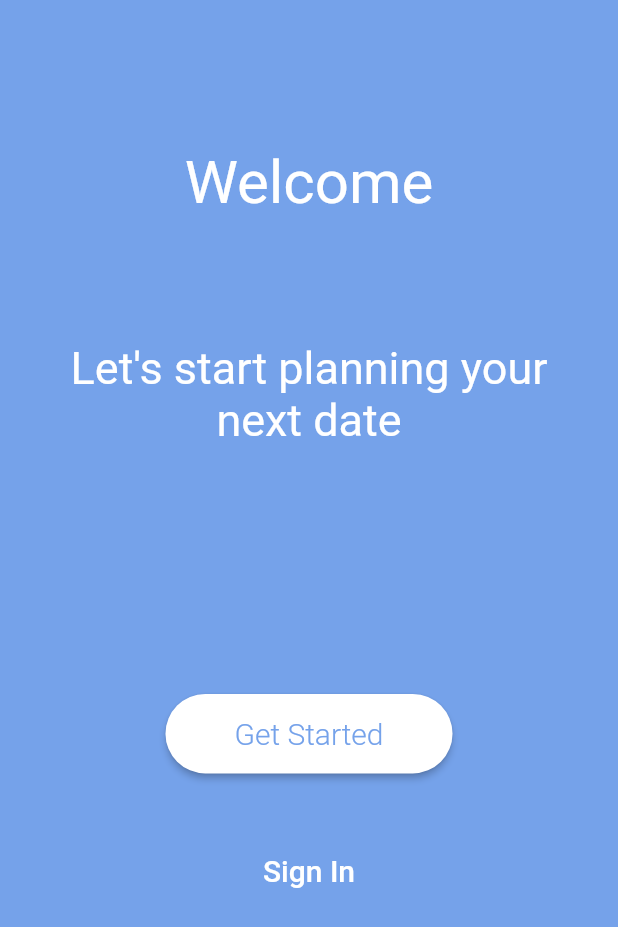
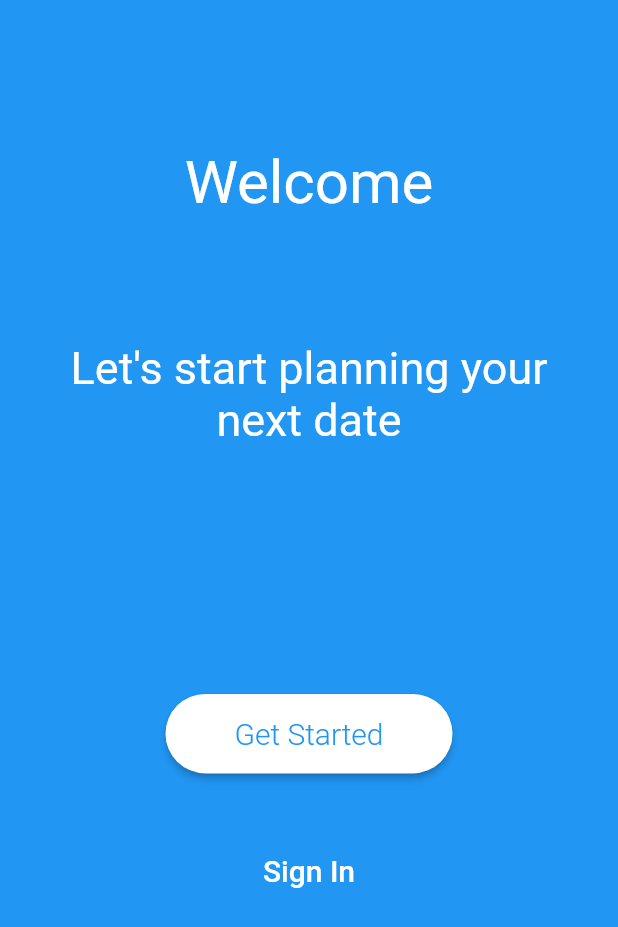
Before and after one commit to Gounaya/Mobile_project, a Flutter app: the screen it shows after launch, on a phone screen of 412 x 824 dp. Shown: the top 927 px of the screen. Run offline on Flutter 3.47's test engine with Material 2 defaults, Android fonts, the phone set to English and light mode, and no system bars; drawn by our look-alikes of auto_size_text; our stand-ins replace cloud_firestore, device_preview, firebase_auth, flutter_form_builder, flutter_spinkit; accounts and stored records are empty.

Commit message:
Commit before worst

```diff
--- a/lib/screens/firstview/first_view.dart
+++ b/lib/screens/firstview/first_view.dart
@@ -5,7 +5,7 @@ import 'package:mobileproject/shared/custom_dialog.dart';
 
 
 class FirstView extends StatelessWidget {
-  final primaryColor= const Color(0xFF75A2EA);
+  final primaryColor= Colors.blue;
   @override
   Widget build(BuildContext context) {
 
--- a/lib/services/authservice.dart
+++ b/lib/services/authservice.dart
@@ -16,6 +16,7 @@ class AuthService{
     return _auth.onAuthStateChanged
       .map(_userFromFirebaseUser);
   }
+
 
   // Sign in anon
   Future signInAnon() async {
--- a/lib/shared/custom_dialog.dart
+++ b/lib/shared/custom_dialog.dart
@@ -2,7 +2,7 @@ import 'package:flutter/material.dart';
 import 'package:auto_size_text/auto_size_text.dart';
 
 class CustomDialog extends StatelessWidget {
-  final primaryColor = const Color(0xFF75A2EA);
+  final primaryColor = Colors.blue;
   final grayColor = const Color(0xFF939393);
 
   final String title,
```
